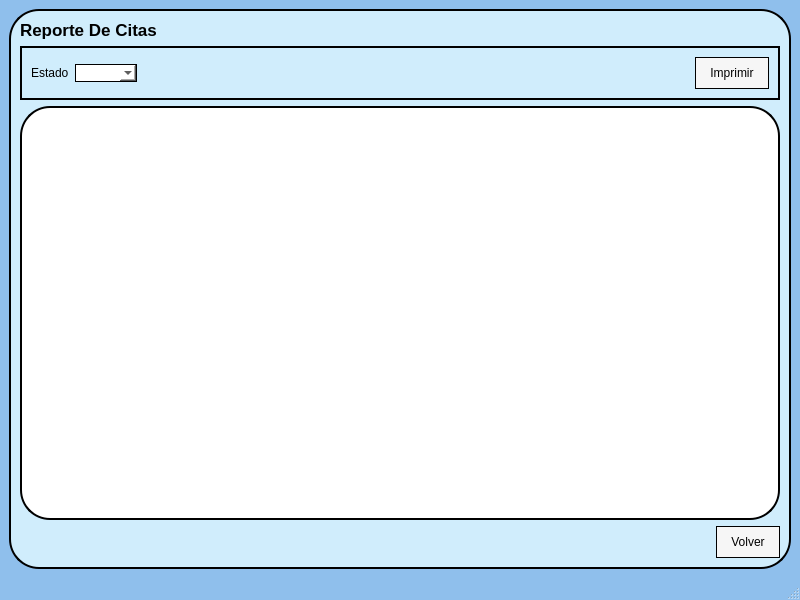
The window that ui/reporte.ui (jesusantoniomorenorenova-spec/GestorDeCitas) describes before a commit, drawn with Qt 5.
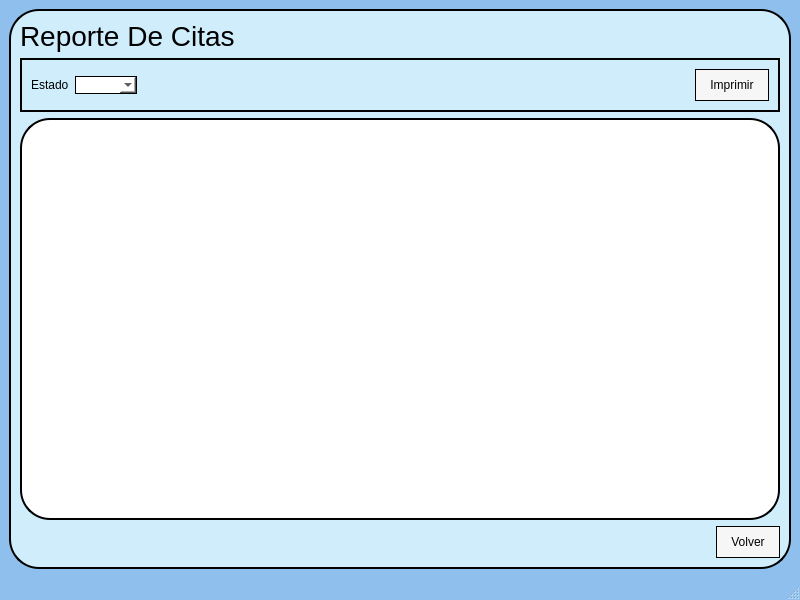
The same window after the commit. Icons and pictures are not drawn.

The edit to the form file:
```diff
--- a/ui/reporte.ui
+++ b/ui/reporte.ui
@@ -32,6 +32,14 @@
 color:#black;
 }
 
+QLabel#lblTtuloReporteDECitas{
+border:none;
+color:#black;
+Font-size:28px;
+border:none;
+
+}
+
 /*botones*/
 QPushButton{
 background-color: #f6f6f6;
@@ -105,9 +113,7 @@
         <widget class="QLabel" name="lblTtuloReporteDECitas">
          <property name="font">
           <font>
-           <pointsize>13</pointsize>
-           <weight>75</weight>
-           <bold>true</bold>
+           <pointsize>-1</pointsize>
           </font>
          </property>
          <property name="text">
```
